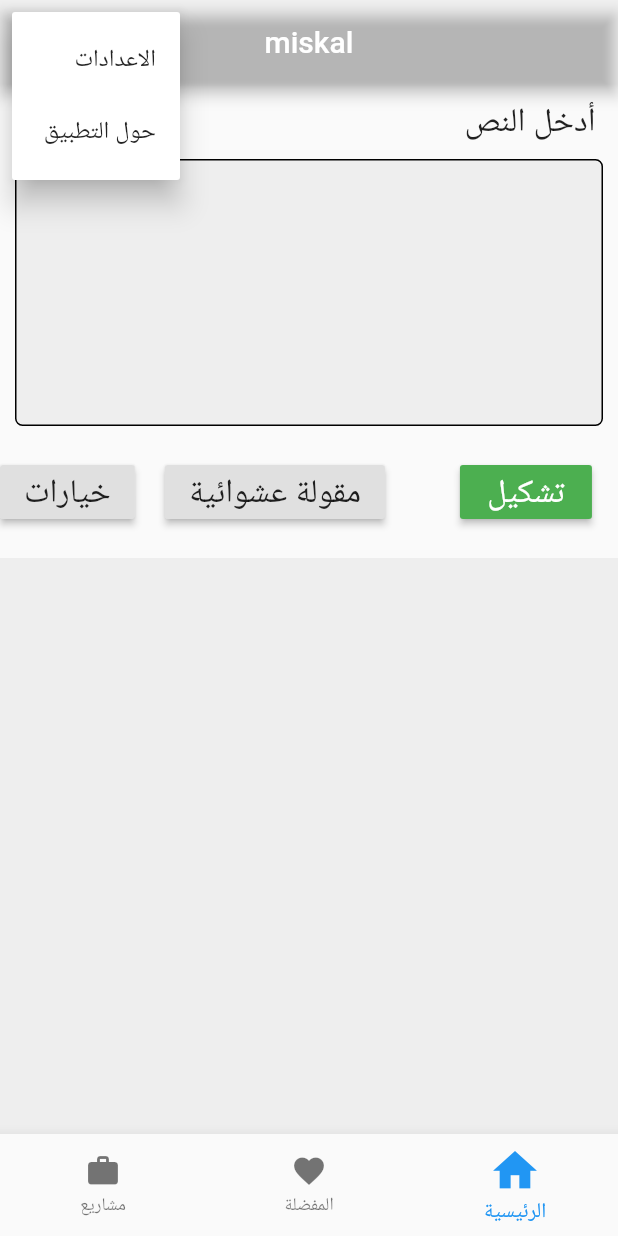
After one commit to tarek-berkane/-mishkal-App-v2, a Flutter app: the screen it shows after launch, after a tap on the "more vert" icon, on a phone screen of 412 x 824 dp. The commit adds this screen. Run offline on Flutter 3.47's test engine with Material 2 defaults, Android fonts, the phone set to English and light mode, and no system bars; our stand-ins replace get, google_fonts; Roboto replaces fonts that are missing (Tajawal).

Commit message:
update ui

```diff
--- a/lib/screens/home_screen.dart
+++ b/lib/screens/home_screen.dart
@@ -1,21 +1,20 @@
 import 'package:flutter/material.dart';
+import 'package:mishkal_app_new/screens/save_screen.dart';
+import 'package:mishkal_app_new/screens/tashkil_screen.dart';
 
 enum WhyFarther { about, sttings }
 
-class Home extends StatelessWidget {
+class Home extends StatefulWidget {
   @override
-  Widget build(BuildContext context) {
-    return Scaffold(
-      appBar: AppBar(
-        backgroundColor: Colors.transparent,
-        centerTitle: true,
-        title: Text("miskal"),
-        actions: [
-          PopupMenuButton<WhyFarther>(
+  _HomeState createState() => _HomeState();
+}
+
+class _HomeState extends State<Home> {
+  int screenIndex = 0;
+
+  PopupMenuButton get getMenu => PopupMenuButton<WhyFarther>(
         onSelected: (WhyFarther result) {
-              // setState(() {
-              //   _selection = result;
-              // });
+          // TODO: implement settiings option
         },
         itemBuilder: (BuildContext context) => <PopupMenuEntry<WhyFarther>>[
           const PopupMenuItem<WhyFarther>(
@@ -27,92 +26,14 @@ class Home extends StatelessWidget {
             child: Text('حول التطبيق'),
           ),
         ],
-          )
-        ],
-      ),
-      body: SafeArea(
-        child: ListView(
-          children: [
-            SizedBox(height: 10),
-            Container(
-              padding: EdgeInsets.symmetric(horizontal: 15),
-              alignment: Alignment.centerRight,
-              child: Text(
-                'translate',
-                style: TextStyle(fontSize: 22),
-              ),
-            ),
-            SizedBox(
-              height: 10,
-            ),
-            Container(
-              margin: EdgeInsets.symmetric(
-                horizontal: 10,
-              ),
-              padding: EdgeInsets.symmetric(horizontal: 10),
-              decoration: BoxDecoration(
-                  color: Colors.grey[200],
-                  border: Border.all(),
-                  borderRadius: BorderRadius.circular(5)),
-              child: TextField(
-                maxLines: 8,
-                textAlign: TextAlign.right,
-                textDirection: TextDirection.rtl,
-                decoration: InputDecoration(border: InputBorder.none),
-              ),
-            ),
-            SizedBox(
-              height: 20,
-            ),
-            Container(
-              alignment: Alignment.centerRight,
-              width: 100,
-              child: Row(
-                children: [
-                  SizedBox(
-                    width: 20,
-                  ),
-                  RaisedButton(
-                    color: Colors.green,
-                    child: Text(
-                      "تشكيل",
-                      style: TextStyle(fontSize: 22, color: Colors.white),
-                    ),
-                    onPressed: () {},
-                  ),
-                  SizedBox(
-                    width: 50,
-                  ),
-                  RaisedButton(
-                    child: Text(
-                      "مقولة عشوائية",
-                      style: TextStyle(fontSize: 22),
-                    ),
-                    onPressed: () {},
-                  ),
-                  SizedBox(
-                    width: 20,
-                  ),
-                  RaisedButton(
-                    child: Text(
-                      "خيارات",
-                      style: TextStyle(fontSize: 22),
-                    ),
-                    onPressed: () {},
-                  ),
-                ],
-              ),
-            ),
-            SizedBox(height: 20),
-            Container(
-              padding: EdgeInsets.symmetric(horizontal: 20),
-              constraints: BoxConstraints(minHeight: 400),
-              color: Colors.grey[200],
-            )
-          ],
-        ),
-      ),
-      bottomNavigationBar: BottomNavigationBar(
+      );
+
+  BottomNavigationBar get getBottombar => BottomNavigationBar(
+        onTap: (index) {
+          setState(() {
+            screenIndex = index;
+          });
+        },
         items: [
           BottomNavigationBarItem(
               icon: Icon(
@@ -124,7 +45,26 @@ class Home extends StatelessWidget {
           BottomNavigationBarItem(
               icon: Icon(Icons.work_outlined), label: "مشاريع"),
         ],
+      );
+
+  Widget getScreenByIndex(int index) {
+    if (index == 1) return SaveScreen();
+    return TashkilScreen();
+  }
+
+  @override
+  Widget build(BuildContext context) {
+    return Scaffold(
+      appBar: AppBar(
+        backgroundColor: Colors.transparent,
+        centerTitle: true,
+        title: Text("miskal"),
+        actions: [getMenu],
       ),
+      body: SafeArea(
+        child: getScreenByIndex(screenIndex),
+      ),
+      bottomNavigationBar: getBottombar,
     );
   }
 }
--- /dev/null
+++ b/lib/screens/tashkil_screen.dart
@@ -0,0 +1,87 @@
+import 'package:flutter/material.dart';
+
+class TashkilScreen extends StatelessWidget {
+  @override
+  Widget build(BuildContext context) {
+    return ListView(
+      children: [
+        SizedBox(height: 10),
+        Container(
+          padding: EdgeInsets.symmetric(horizontal: 15),
+          // alignment: Alignment.centerRight,
+          child: Text(
+            'أدخل النص',
+            style: TextStyle(fontSize: 22),
+          ),
+        ),
+        SizedBox(
+          height: 10,
+        ),
+        Container(
+          margin: EdgeInsets.symmetric(
+            horizontal: 10,
+          ),
+          padding: EdgeInsets.symmetric(horizontal: 10),
+          decoration: BoxDecoration(
+              color: Colors.grey[200],
+              border: Border.all(),
+              borderRadius: BorderRadius.circular(5)),
+          child: TextField(
+            maxLines: 8,
+            textAlign: TextAlign.right,
+            textDirection: TextDirection.rtl,
+            decoration: InputDecoration(border: InputBorder.none),
+          ),
+        ),
+        SizedBox(
+          height: 20,
+        ),
+        Container(
+          alignment: Alignment.centerRight,
+          width: 100,
+          child: Row(
+            children: [
+              SizedBox(
+                width: 20,
+              ),
+              RaisedButton(
+                color: Colors.green,
+                child: Text(
+                  "تشكيل",
+                  style: TextStyle(fontSize: 22, color: Colors.white),
+                ),
+                onPressed: () {},
+              ),
+              SizedBox(
+                width: 50,
+              ),
+              RaisedButton(
+                child: Text(
+                  "مقولة عشوائية",
+                  style: TextStyle(fontSize: 22),
+                ),
+                onPressed: () {},
+              ),
+              SizedBox(
+                width: 20,
+              ),
+              RaisedButton(
+                child: Text(
+                  "خيارات",
+                  style: TextStyle(fontSize: 22),
+                ),
+                onPressed: () {},
+              ),
+            ],
+          ),
+        ),
+        SizedBox(height: 20),
+        Container(
+          padding: EdgeInsets.symmetric(horizontal: 20),
+          constraints: BoxConstraints(minHeight: 400),
+          color: Colors.grey[200],
+        )
+      ],
+    );
+  }
+}
```
Also changed, not shown: lib/screens/save_screen.dart (added, +14 -0 lines). Lines whose indentation alone changed are shown as unchanged.
